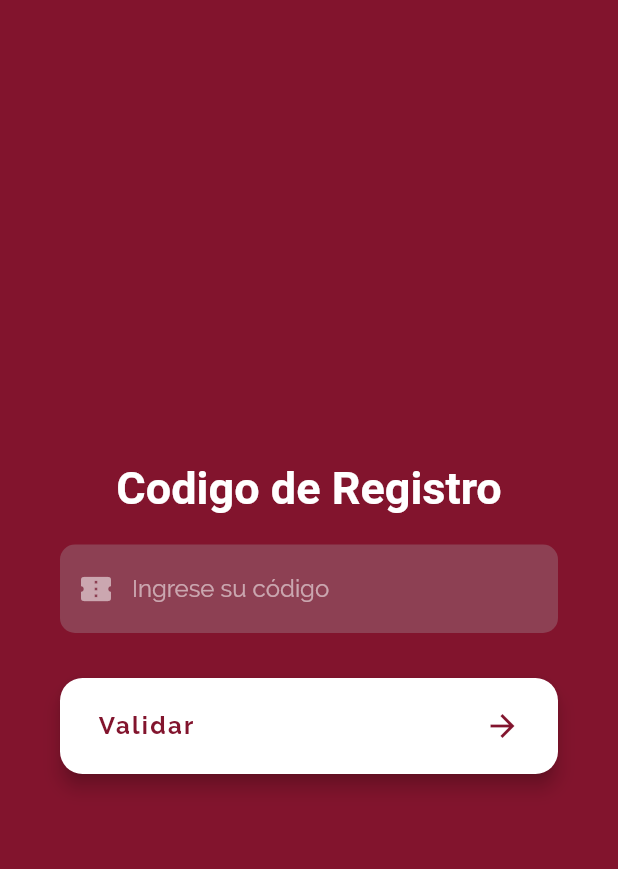
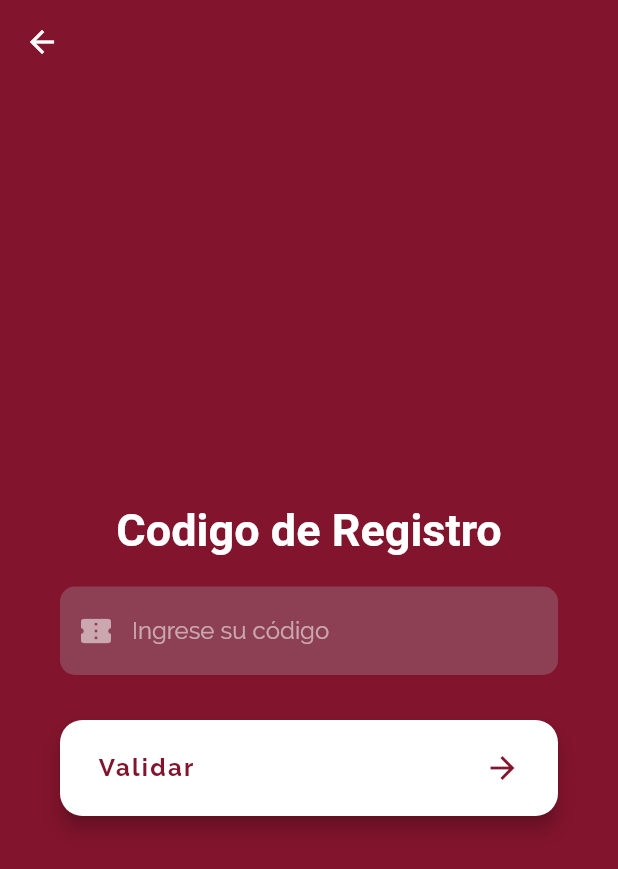
Before and after one commit to castillorey/ESSADE, a Flutter app: the RegisterCodePage screen opened directly, on a phone screen of 412 x 824 dp. Shown: the top 869 px of the screen. Run offline on Flutter 3.47's test engine with Material 2 defaults, Android fonts, the phone set to English and light mode, and no system bars; our stand-ins replace charts_flutter, cloud_firestore, firebase_auth, firebase_storage, font_awesome_flutter, google_sign_in and 1 more; missing offline and left inert: dart:ffi; accounts and stored records are empty; Roboto replaces fonts that are missing (Monserrat).

Commit message:
Finish Signup

```diff
--- /dev/null
+++ b/ESSADE/lib/models/User.dart
@@ -0,0 +1,15 @@
+class User {
+  final String uid;
+  final String name;
+  final String lastname;
+  final String mobile;
+
+  User({this.name, this.lastname, this.mobile, this.uid });
+
+  Map<String, dynamic> toJson() =>
+      {
+        'nombre': name,
+        'apellido': lastname,
+        'celular': mobile,
+      };
+}
--- a/ESSADE/lib/ui/login_page.dart
+++ b/ESSADE/lib/ui/login_page.dart
@@ -42,7 +42,7 @@ class LoginPage extends StatelessWidget {
                           Container(
                             width: MediaQuery.of(context).size.width / 1.5,
                             child: Text(
-                              'HOLA, BIENVENIDO',
+                              'HOLA,\nBIENVENIDO',
                               style: essadeTitle(essadePrimaryColor),
                             ),
                           ),
@@ -61,7 +61,7 @@ class LoginPage extends StatelessWidget {
                             label: 'Contraseña',
                             inputType: TextInputType.emailAddress,
                             icon: Icons.lock,
-                            placeholder: 'Ingrese una contraseña',
+                            placeholder: 'Ingrese su contraseña',
                             textColor: essadeDarkGray,
                             boxColor: essadeGray.withOpacity(0.1),
                             placeholderColor: essadeGray,
@@ -92,7 +92,7 @@ class LoginPage extends StatelessWidget {
                           SwitchLoggedSignedWidget(
                             guideText: '¿Aún no tiene cuenta? ',
                             guideTextColor: essadeDarkGray,
-                            actionText: 'Registrarme',
+                            actionText: 'Registrarse',
                             actionTextColor: essadePrimaryColor,
                             onTap: (){
                               final isRegisterDone = Provider.of<LoginState>(context, listen: false).isRegisterCodeDone();
--- a/ESSADE/lib/ui/register_code_page.dart
+++ b/ESSADE/lib/ui/register_code_page.dart
@@ -33,6 +33,15 @@ class _RegisterCodePageState extends State<RegisterCodePage> {
       value: SystemUiOverlayStyle.light,
       child: Scaffold(
         backgroundColor: essadePrimaryColor,
+        appBar: AppBar(
+          leading: IconButton(
+            icon: Icon(Icons.arrow_back, color: Colors.white),
+            onPressed: () => Navigator.of(context).pop(),
+          ),
+          backgroundColor: Colors.transparent,
+          brightness: Brightness.light,
+          elevation: 0.0,
+        ),
         body: GestureDetector(
           onTap: () => FocusScope.of(context).unfocus(),
           child: Container(
--- a/ESSADE/lib/widgets/info_dialog.dart
+++ b/ESSADE/lib/widgets/info_dialog.dart
@@ -14,12 +14,13 @@
       child: Container(
         padding: EdgeInsets.all(25),
         child: Column(
+          crossAxisAlignment: CrossAxisAlignment.center,
           mainAxisAlignment: MainAxisAlignment.center,
           mainAxisSize: MainAxisSize.min,
           children: <Widget>[
             Icon(icon, color: essadePrimaryColor),
             SizedBox(height: 15),
-            Text(message, style: essadeH4(essadeBlack), textAlign: TextAlign.center,),
+            Text(message, style: essadeH4(essadeBlack), textAlign: TextAlign.left,),
           ],
         ),
       ),
```
Also changed, not shown: ESSADE/lib/auth/login_state.dart (+27 -0 lines), ESSADE/lib/ui/stepper_register_page.dart (+49 -5 lines), ESSADE/lib/utilities/constants.dart (+5 -4 lines), ESSADE/lib/widgets/switch_loged_signed_widget.dart (+8 -6 lines).
